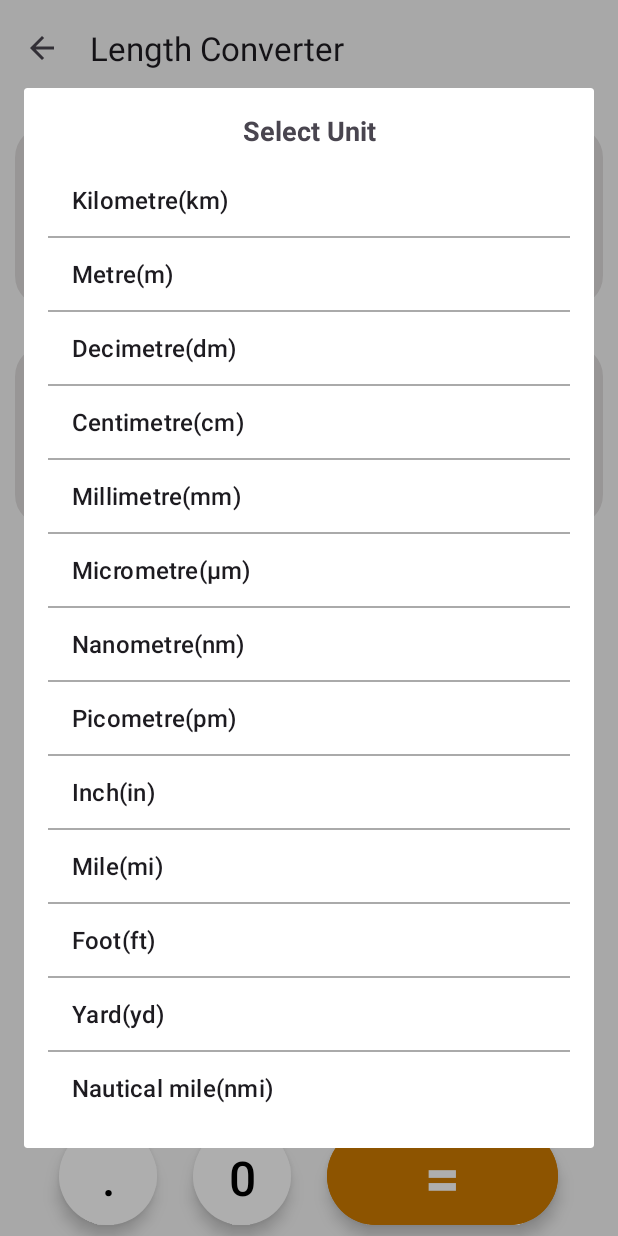
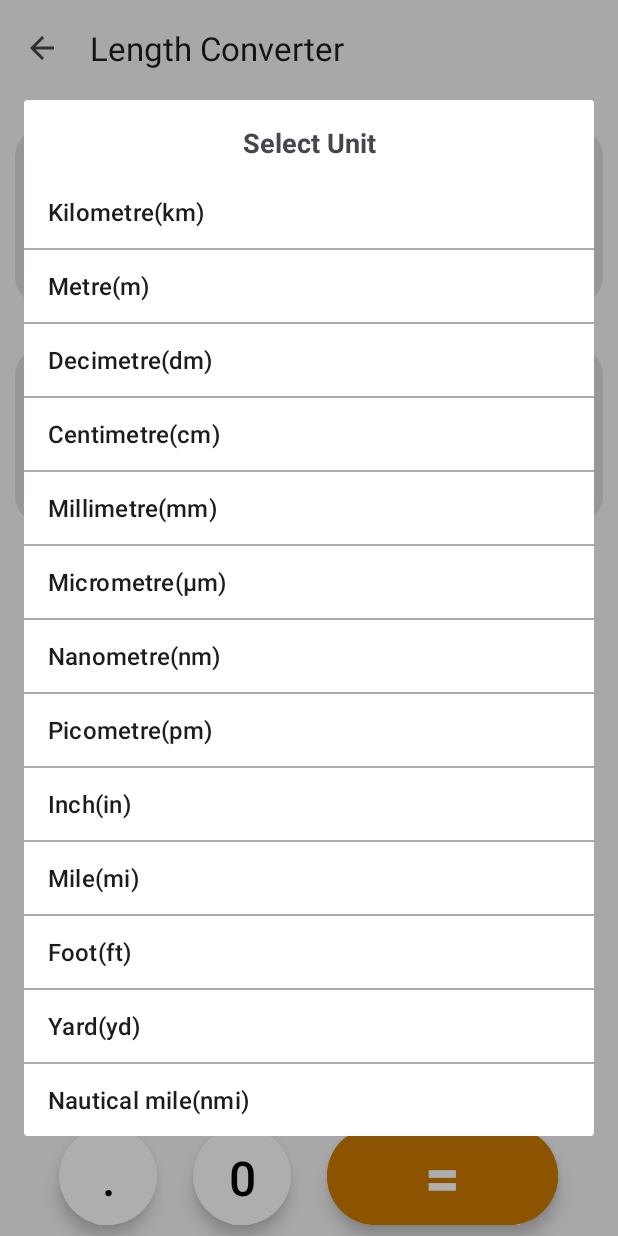
Before and after one commit to rjkrishna29/CalX, an Android app: the LenConActivity screen opened directly, with no data from a screen before it, after a tap on "Kilometre(km)", on a phone screen of 412 x 824 dp. Run offline under Robolectric (Android 15) with nearby library versions, the phone set to English and light mode, and no system bars.

```diff
--- a/app/build.gradle.kts
+++ b/app/build.gradle.kts
@@ -11,7 +11,7 @@ android {
         minSdk = 28
         targetSdk = 34
         versionCode = 6
-        versionName = "1.2.1"
+        versionName = "1.2.2"
 
         testInstrumentationRunner = "androidx.test.runner.AndroidJUnitRunner"
     }
--- a/app/src/main/res/layout/activity_len_con.xml
+++ b/app/src/main/res/layout/activity_len_con.xml
@@ -258,6 +258,16 @@
         </LinearLayout>
     </LinearLayout>
 
+    <com.google.android.material.button.MaterialButton
+        android:id="@+id/btnCopy"
+        style="@style/copyClick"
+        android:layout_width="60dp"
+        android:layout_gravity="center"
+        android:layout_height="36dp"
+        android:iconTint="@color/btnBackground2"
+        android:onClick="onCopyClick"
 
+        app:layout_constraintBottom_toTopOf="@+id/linearLayoutVertical"
+        app:layout_constraintStart_toStartOf="parent" />
 
 </androidx.constraintlayout.widget.ConstraintLayout>
--- a/app/src/main/res/layout/activity_settings.xml
+++ b/app/src/main/res/layout/activity_settings.xml
@@ -61,7 +61,7 @@
             android:layout_marginTop="10dp"
             android:layout_marginBottom="15dp"
             android:paddingLeft="30dp"
-            android:text="1.1.0" />
+            android:text="1.2.2" />
 
         <View
             android:id="@+id/strikeLine1"
--- a/app/src/main/res/layout/popup_measures.xml
+++ b/app/src/main/res/layout/popup_measures.xml
@@ -1,9 +1,9 @@
 <?xml version="1.0" encoding="utf-8"?>
 <LinearLayout xmlns:android="http://schemas.android.com/apk/res/android"
     android:layout_width="match_parent"
-    android:layout_height="wrap_content"
+    android:layout_height="match_parent"
     android:orientation="vertical"
-    android:padding="16dp"
+    android:paddingTop="16dp"
     android:background="@android:color/transparent">
 
     <TextView
@@ -19,7 +19,7 @@
     <ListView
         android:id="@+id/listViewMeasures"
         android:layout_width="match_parent"
-        android:layout_height="wrap_content"
+        android:layout_height="match_parent"
         android:divider="@android:color/darker_gray"
         android:dividerHeight="1dp" />
 </LinearLayout>
--- a/app/src/main/res/values-night/themes.xml
+++ b/app/src/main/res/values-night/themes.xml
@@ -108,7 +108,7 @@
     </style>
     <style name="backSpace2" parent="digitButton2">
         <item name="android:drawableLeft">@drawable/baseline_backspace_23</item>
-        <item name="android:backgroundTint">@color/black</item>
+        <item name="android:backgroundTint">#2E2D2D</item>
     </style>
     <style name="btnBack" parent = "digitButton2">
         <item name="android:drawableLeft">@drawable/baseline_backspace_23</item>
--- a/app/src/main/res/values/themes.xml
+++ b/app/src/main/res/values/themes.xml
@@ -14,7 +14,7 @@
         <item name="android:background">#DEDCDC</item>
     </style>
     <style name="signButton">
-        <item name="android:backgroundTint">#FFFFFF</item>
+        <item name="android:backgroundTint">#F6F6F6</item>
         <item name="android:textColor">@color/black</item>
     </style>
     <color name="textBackground">#DEDCDC</color>
@@ -112,7 +112,7 @@
     </style>
     <style name="backSpace2" parent="digitButton">
         <item name="android:drawableLeft">@drawable/baseline_backspace_24</item>
-        <item name="android:backgroundTint">#FFFFFF</item>
+        <item name="android:backgroundTint">#F6F6F6</item>
     </style>
 
     <style name="commonButton" parent="Widget.MaterialComponents.ExtendedFloatingActionButton">
```
Also changed, not shown: app/src/main/java/com/example/calx/LenConActivity.java (+25 -1 lines), app/src/main/java/com/example/calx/NumConActivity.java (+27 -0 lines), app/src/main/res/layout/activity_num_con.xml (+15 -3 lines).
